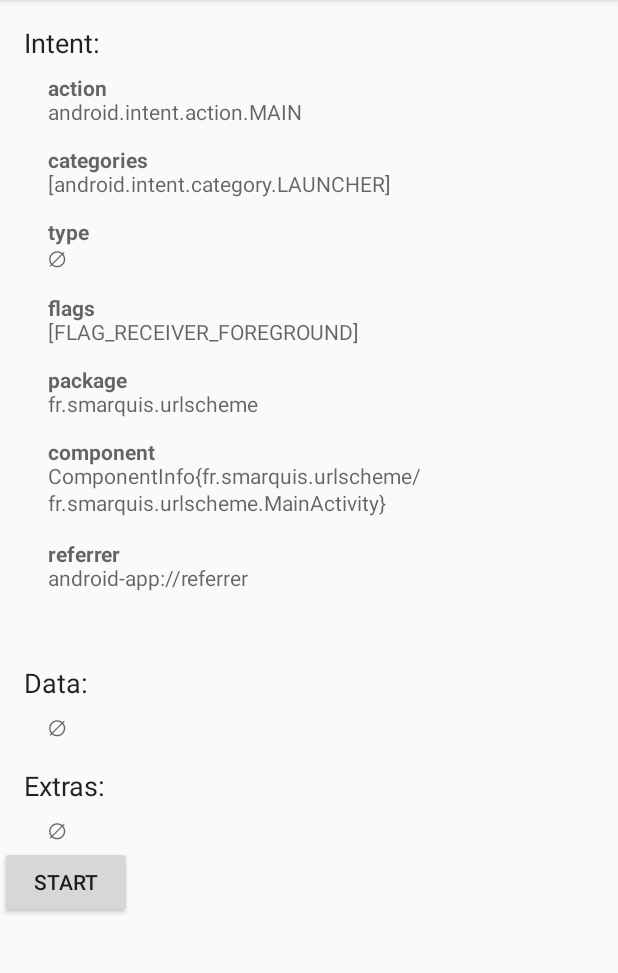
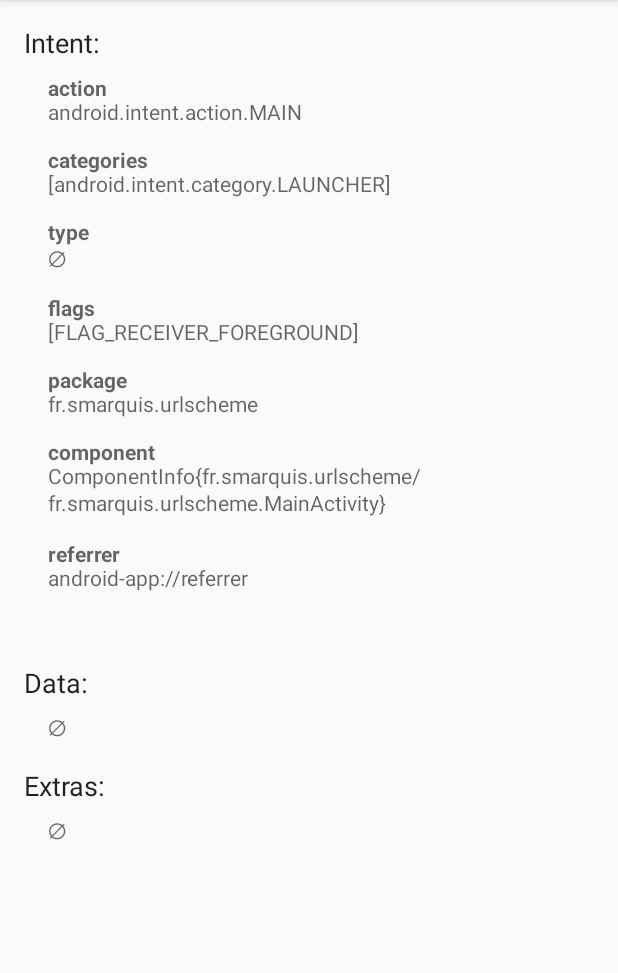
Before and after one commit to SimonMarquis/Android-UrlSchemeInterceptor, an Android app: the screen it shows after launch (MainActivity), on a phone screen of 412 x 824 dp, the part 84-1057 px from its top. Run offline under Robolectric (Android 15) with nearby library versions, the phone set to English and light mode, and no system bars.

Commit message:
Run code inspection

```diff
--- a/app/src/main/java/fr/smarquis/urlscheme/Flags.java
+++ b/app/src/main/java/fr/smarquis/urlscheme/Flags.java
@@ -1,13 +1,14 @@
 package fr.smarquis.urlscheme;
 
+import android.annotation.SuppressLint;
 import android.content.Intent;
 import android.util.SparseArray;
 
 import java.util.HashSet;
 
-
-public class Flags {
-
+class Flags {
+    @SuppressWarnings("deprecation")
+    @SuppressLint("InlinedApi")
     private static final SparseArray<String> FLAGS = new SparseArray<String>() {
         {
             put(Intent.FLAG_GRANT_READ_URI_PERMISSION, "FLAG_GRANT_READ_URI_PERMISSION");
--- a/app/src/main/java/fr/smarquis/urlscheme/Printer.java
+++ b/app/src/main/java/fr/smarquis/urlscheme/Printer.java
@@ -7,7 +7,7 @@ import android.text.style.StyleSpan;
 import java.util.Arrays;
 import java.util.Set;
 
-public class Printer {
+class Printer {
 
     public static final String EMPTY = "\u2205";
 
--- a/app/src/main/java/fr/smarquis/urlscheme/Truss.java
+++ b/app/src/main/java/fr/smarquis/urlscheme/Truss.java
@@ -7,7 +7,10 @@ import java.util.Deque;
 
 import static android.text.Spanned.SPAN_INCLUSIVE_EXCLUSIVE;
 
-/** A {@link SpannableStringBuilder} wrapper whose API doesn't make me want to stab my eyes out. */
+/**
+ * A {@link SpannableStringBuilder} wrapper whose API doesn't make me want to stab my eyes out.
+ */
+@SuppressWarnings("unused")
 public class Truss {
     private final SpannableStringBuilder builder;
     private final Deque<Span> stack;
@@ -37,20 +40,26 @@ public class Truss {
         return this;
     }
 
-  /** Starts {@code span} at the current position in the builder. */
+    /**
+     * Starts {@code span} at the current position in the builder.
+     */
     public Truss pushSpan(Object span) {
         stack.addLast(new Span(builder.length(), span));
         return this;
     }
 
-  /** End the most recently pushed span at the current position in the builder. */
+    /**
+     * End the most recently pushed span at the current position in the builder.
+     */
     public Truss popSpan() {
         Span span = stack.removeLast();
         builder.setSpan(span.span, span.start, builder.length(), SPAN_INCLUSIVE_EXCLUSIVE);
         return this;
     }
 
-  /** Create the final {@link CharSequence}, popping any remaining spans. */
+    /**
+     * Create the final {@link CharSequence}, popping any remaining spans.
+     */
     public CharSequence build() {
         while (!stack.isEmpty()) {
             popSpan();
--- a/app/src/main/res/layout/activity_main.xml
+++ b/app/src/main/res/layout/activity_main.xml
@@ -47,11 +47,5 @@
             style="@style/Body"
             android:layout_width="wrap_content"
             android:layout_height="wrap_content" />
-
-        <Button
-            android:layout_width="wrap_content"
-            android:layout_height="wrap_content"
-            android:text="start"
-            android:onClick="startIntent"/>
     </LinearLayout>
 </ScrollView>
--- a/app/src/main/res/values-w820dp/dimens.xml
+++ /dev/null
@@ -1,6 +0,0 @@
-<resources>
-    <!-- Example customization of dimensions originally defined in res/values/dimens.xml
-         (such as screen margins) for screens with more than 820dp of available width. This
-         would include 7" and 10" devices in landscape (~960dp and ~1280dp respectively). -->
-    <dimen name="activity_horizontal_margin">64dp</dimen>
-</resources>
--- a/app/src/main/res/values/dimens.xml
+++ /dev/null
@@ -1,5 +0,0 @@
-<resources>
-    <!-- Default screen margins, per the Android Design guidelines. -->
-    <dimen name="activity_horizontal_margin">16dp</dimen>
-    <dimen name="activity_vertical_margin">16dp</dimen>
-</resources>
--- a/app/src/main/res/values/styles.xml
+++ b/app/src/main/res/values/styles.xml
@@ -1,8 +1,6 @@
 <resources>
 
-    <!-- Base application theme. -->
     <style name="AppTheme" parent="Theme.AppCompat.Light.DarkActionBar">
-        <!-- Customize your theme here. -->
     </style>
 
     <style name="Header">
```
Also changed, not shown: app/src/main/java/fr/smarquis/urlscheme/MainActivity.java (+0 -12 lines). Lines whose indentation alone changed are shown as unchanged.
